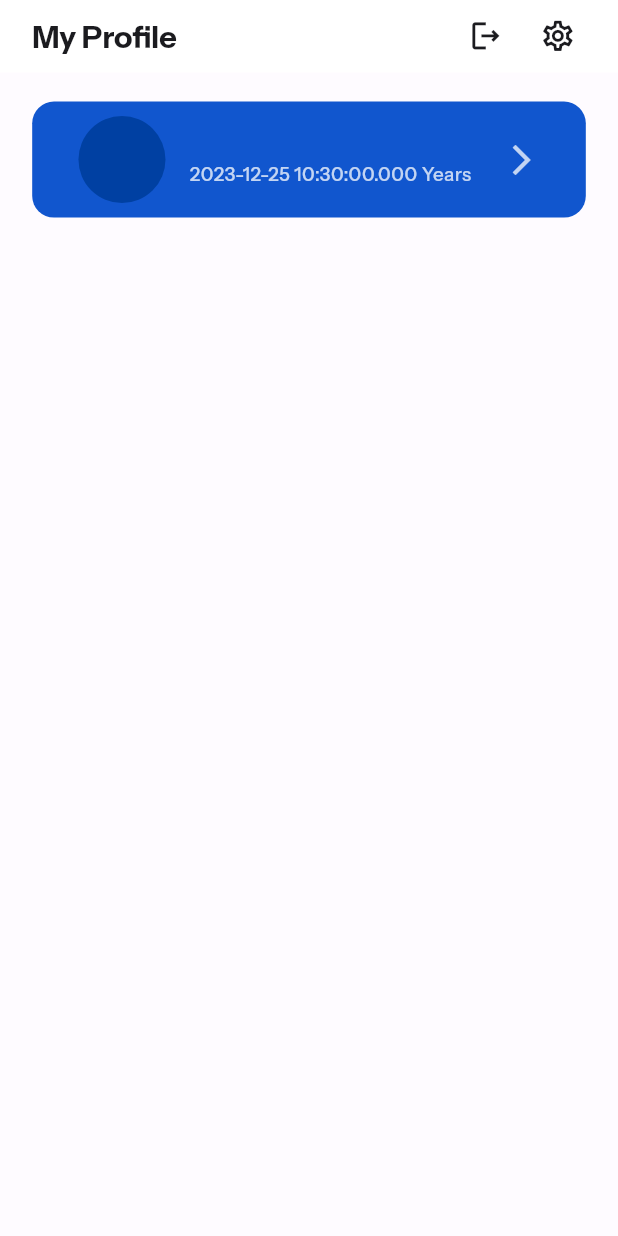
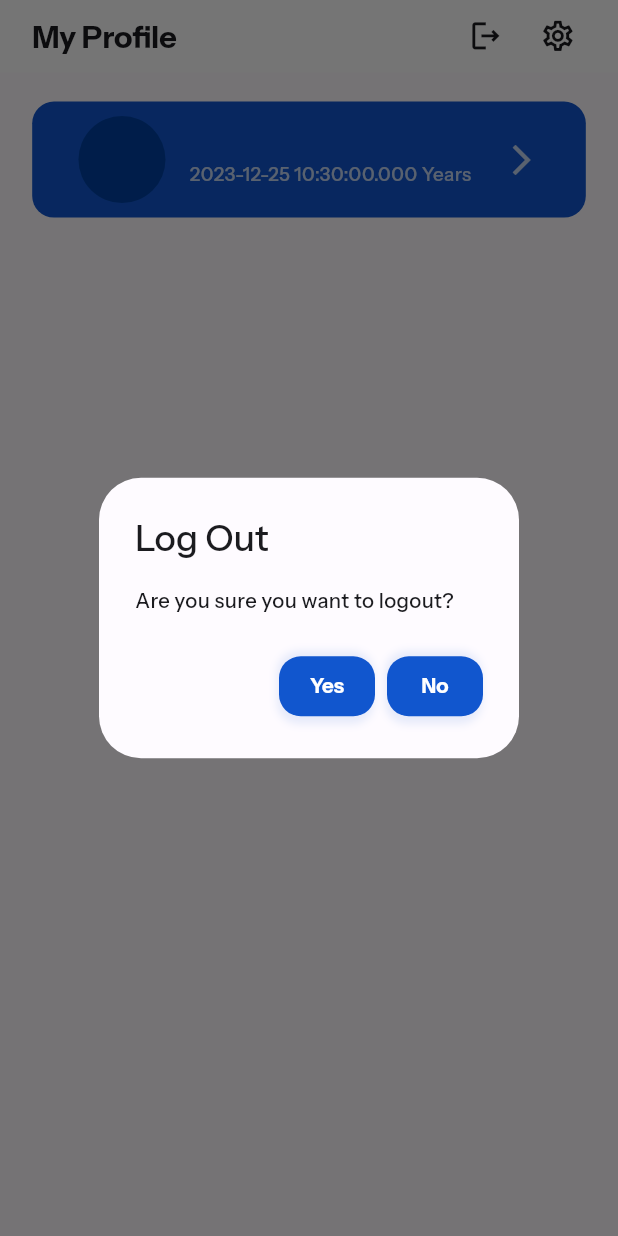
Before and after one commit to PremjithK/yu_health, a Flutter app: the ProfilePage screen opened directly, after a tap on the "logout" icon, on a phone screen of 412 x 824 dp. Run offline on Flutter 3.47's test engine with Material 3 defaults, Android fonts, the phone set to English and light mode, and no system bars; our stand-ins replace bloc, cloud_firestore, equatable, firebase_auth, firebase_core, flutter_bloc and 3 more; accounts and stored records are empty; project files that could hold a hidden picture were left out.

Commit message:
added theme provider and streambuilder to handle authStateChanges

```diff
--- a/lib/domain/repositories/auth_repository.dart
+++ b/lib/domain/repositories/auth_repository.dart
@@ -3,8 +3,14 @@ import 'package:firebase_auth/firebase_auth.dart';
 import 'package:yu_health/data/constants.dart';
 
 class AuthRepository {
-  final FirebaseAuth _auth = FirebaseAuth.instance;
+  static final FirebaseAuth _auth = FirebaseAuth.instance;
   final FirebaseFirestore _firestore = FirebaseFirestore.instance;
+
+  final Stream<User?> authState = _auth.authStateChanges();
+
+  Future<void> logout() async {
+    _auth.signOut();
+  }
 
   Future<String?> login(String email, String password) async {
     try {
--- a/lib/ui/core/utils/auth_state_bloc/auth_event.dart
+++ /dev/null
@@ -1,12 +0,0 @@
-part of 'auth_bloc.dart';
-
-sealed class AuthEvent extends Equatable {
-  const AuthEvent();
-
-  @override
-  List<Object> get props => [];
-}
-
-class UserLoading extends AuthEvent{}
-class UserLoggedIn extends AuthEvent{}
-class UserLoggedOut extends AuthEvent{}
--- a/lib/ui/core/utils/auth_state_bloc/auth_state.dart
+++ /dev/null
@@ -1,16 +0,0 @@
-part of 'auth_bloc.dart';
-
-sealed class AuthState extends Equatable {
-  const AuthState();
-
-  @override
-  List<Object> get props => [];
-}
-
-final class AuthInitial extends AuthState {}
-
-final class AuthLoading extends AuthState {}
-
-final class AuthLoggedIn extends AuthState {}
-
-final class AuthLoggedOut extends AuthState {}
--- a/lib/ui/core/widgets/alerts.dart
+++ b/lib/ui/core/widgets/alerts.dart
@@ -1,6 +1,7 @@
 import 'package:flutter/material.dart';
 import 'package:flutter_screenutil/flutter_screenutil.dart';
 import 'package:gap/gap.dart';
+import 'package:yu_health/ui/core/widgets/yu_elevated_button.dart';
 
 class YuBottomSheets {
   static showErrorBottomSheet(
@@ -72,3 +73,30 @@ ShapeBorder _alertBottomSheetShape() {
     borderRadius: BorderRadius.circular(20.r),
   );
 }
+
+class YuAlerts {
+  static showConfirmationAlert(
+    BuildContext context, {
+    required String title,
+    required String message,
+    required void Function() onConfirmed,
+    required void Function() onDenied,
+    bool? barrierDismissible,
+  }) {
+    return showDialog(
+      barrierDismissible: barrierDismissible ?? true,
+      context: context,
+      builder: (context) {
+        return AlertDialog(
+          actionsAlignment: MainAxisAlignment.end,
+          title: Text(title),
+          content: Text(message),
+          actions: [
+            YuElevatedButton(label: 'Yes', onPressed: onConfirmed),
+            YuElevatedButton(label: 'No', onPressed: onDenied),
+          ],
+        );
+      },
+    );
+  }
+}
--- a/lib/ui/screens/home_page/sub_pages/profile_page/profile_page.dart
+++ b/lib/ui/screens/home_page/sub_pages/profile_page/profile_page.dart
@@ -3,7 +3,10 @@ import 'package:flutter/material.dart';
 import 'package:flutter_bloc/flutter_bloc.dart';
 import 'package:flutter_screenutil/flutter_screenutil.dart';
 import 'package:gap/gap.dart';
+import 'package:yu_health/domain/repositories/auth_repository.dart';
 import 'package:yu_health/ui/core/config/layout.dart';
+import 'package:yu_health/ui/core/providers/theme_provider.dart';
+import 'package:yu_health/ui/core/widgets/alerts.dart';
 import 'package:yu_health/ui/screens/home_page/sub_pages/profile_page/profile_card_cubit/profile_card_cubit.dart';
 import 'package:yu_health/ui/screens/home_page/widgets/profille_card.dart';
 
@@ -27,13 +30,21 @@ class _ProfilePageState extends State<ProfilePage> {
         title: const Text('My Profile'),
         actions: [
           IconButton(
-            onPressed: () async {
-              await FirebaseAuth.instance.signOut();
+            onPressed: () {
+              YuAlerts.showConfirmationAlert(
+                context,
+                title: 'Log Out',
+                message: 'Are you sure you want to logout?',
+                onConfirmed: () => AuthRepository().logout(),
+                onDenied: () => Navigator.pop(context),
+              );
             },
             icon: const Icon(Icons.logout_outlined),
           ),
           IconButton(
-            onPressed: () {},
+            onPressed: () {
+              context.read<ThemeProvider>().setTheme(ThemeMode.system);
+            },
             icon: const Icon(Icons.settings_outlined),
           ),
           Gap(15.w),
```
Also changed, not shown: lib/main.dart (+33 -44 lines), lib/ui/core/config/appbar_theme.dart (+8 -0 lines), lib/ui/core/providers/theme_provider.dart (+32 -1 lines), lib/ui/core/utils/auth_state_bloc/auth_bloc.dart (deleted, +0 -29 lines), lib/ui/core/utils/auth_wrapper.dart (added, +24 -0 lines).
